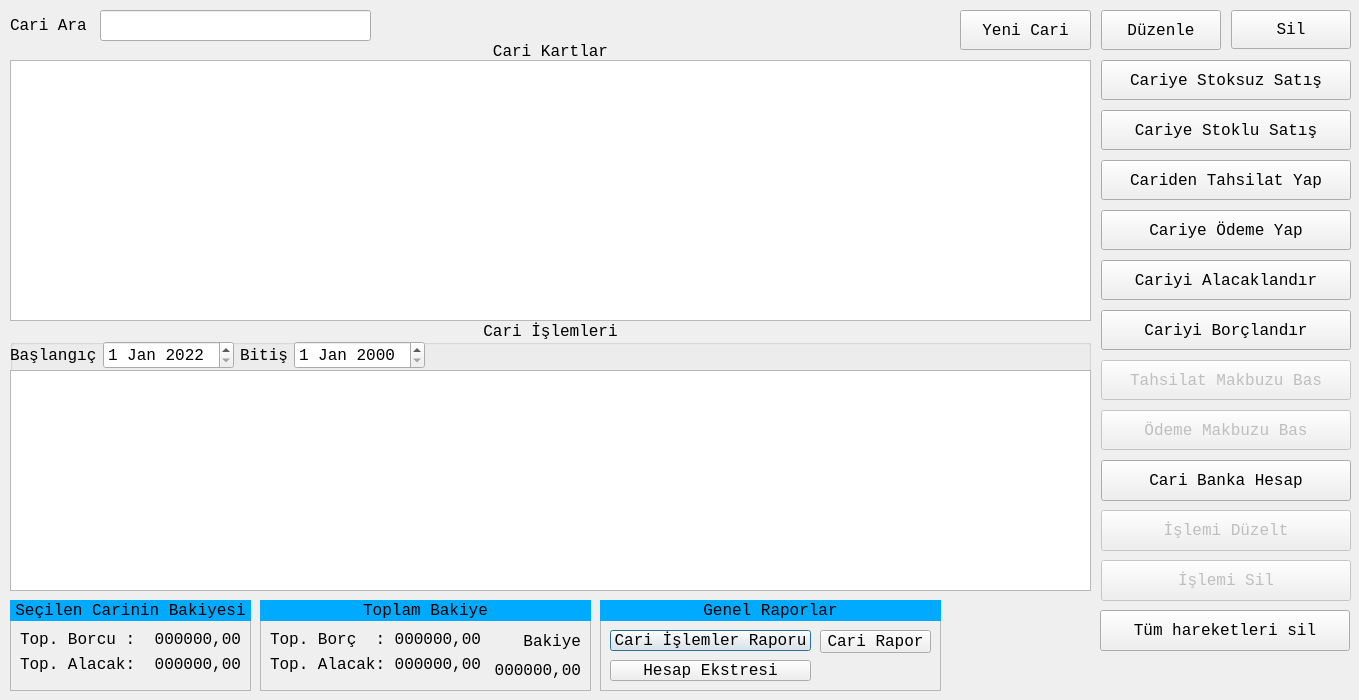
mamoo81/bhss, file carikartlardialog.ui: the form before one commit.
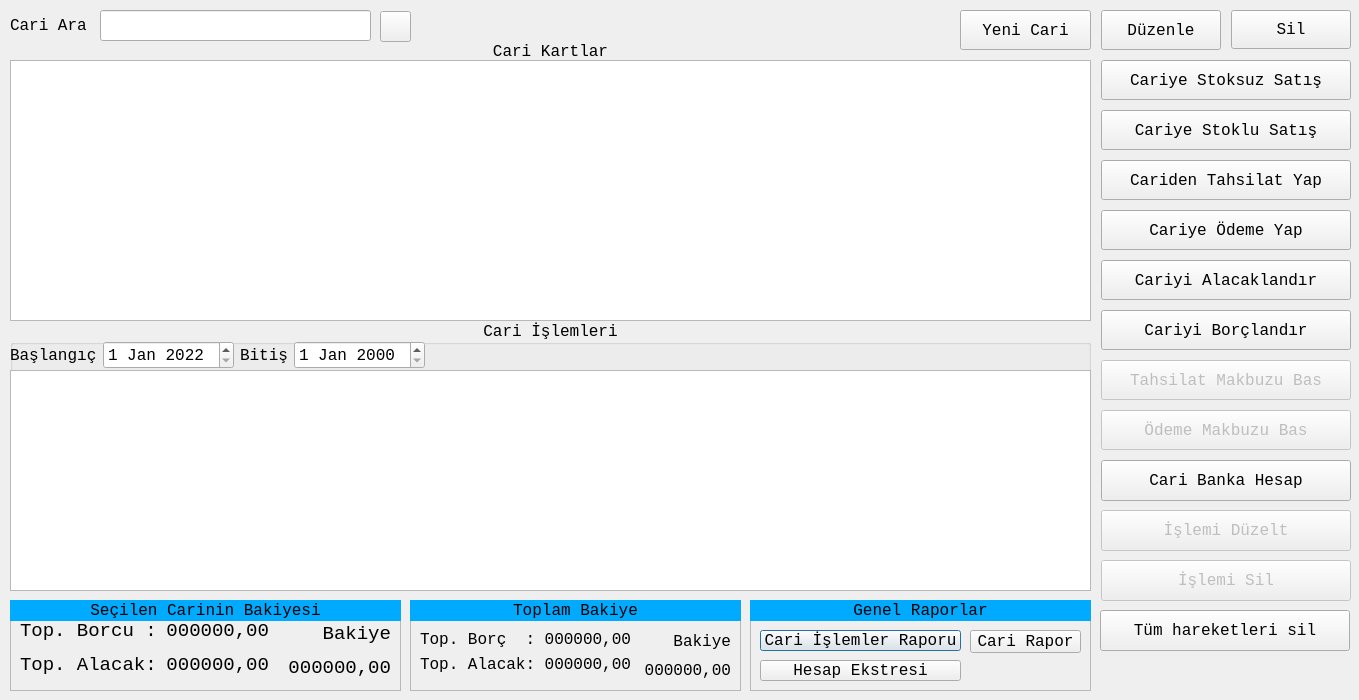
The form after the commit. Icons and pictures are not drawn.

The edit to the form file:
```diff
--- a/carikartlardialog.ui
+++ b/carikartlardialog.ui
@@ -414,7 +414,7 @@
   <widget class="QFrame" name="frame">
    <property name="geometry">
     <rect>
-     <x>600</x>
+     <x>750</x>
      <y>600</y>
      <width>341</width>
      <height>91</height>
@@ -495,7 +495,7 @@
   <widget class="QFrame" name="frame_2">
    <property name="geometry">
     <rect>
-     <x>260</x>
+     <x>410</x>
      <y>600</y>
      <width>331</width>
      <height>91</height>
@@ -725,7 +725,7 @@
     <rect>
      <x>10</x>
      <y>600</y>
-     <width>241</width>
+     <width>391</width>
      <height>91</height>
     </rect>
    </property>
@@ -746,7 +746,7 @@
      <rect>
       <x>0</x>
       <y>0</y>
-      <width>241</width>
+      <width>391</width>
       <height>21</height>
      </rect>
     </property>
@@ -771,18 +771,21 @@
     <property name="geometry">
      <rect>
       <x>10</x>
-      <y>30</y>
-      <width>221</width>
-      <height>51</height>
+      <y>20</y>
+      <width>249</width>
+      <height>71</height>
      </rect>
     </property>
     <layout class="QFormLayout" name="formLayout">
+     <property name="verticalSpacing">
+      <number>12</number>
+     </property>
      <item row="0" column="0">
       <widget class="QLabel" name="label_15">
        <property name="font">
         <font>
          <family>Monospace</family>
-         <pointsize>12</pointsize>
+         <pointsize>14</pointsize>
         </font>
        </property>
        <property name="text">
@@ -795,7 +798,7 @@
        <property name="font">
         <font>
          <family>Monospace</family>
-         <pointsize>12</pointsize>
+         <pointsize>14</pointsize>
         </font>
        </property>
        <property name="text">
@@ -811,7 +814,7 @@
        <property name="font">
         <font>
          <family>Monospace</family>
-         <pointsize>12</pointsize>
+         <pointsize>14</pointsize>
         </font>
        </property>
        <property name="text">
@@ -824,7 +827,54 @@
        <property name="font">
         <font>
          <family>Monospace</family>
-         <pointsize>12</pointsize>
+         <pointsize>14</pointsize>
+        </font>
+       </property>
+       <property name="text">
+        <string>000000,00</string>
+       </property>
+       <property name="alignment">
+        <set>Qt::AlignRight|Qt::AlignTrailing|Qt::AlignVCenter</set>
+       </property>
+      </widget>
+     </item>
+    </layout>
+   </widget>
+   <widget class="QWidget" name="layoutWidget_2">
+    <property name="geometry">
+     <rect>
+      <x>260</x>
+      <y>20</y>
+      <width>121</width>
+      <height>61</height>
+     </rect>
+    </property>
+    <layout class="QVBoxLayout" name="verticalLayout_2">
+     <item>
+      <widget class="QLabel" name="label_9">
+       <property name="font">
+        <font>
+         <family>Monospace</family>
+         <pointsize>14</pointsize>
+        </font>
+       </property>
+       <property name="layoutDirection">
+        <enum>Qt::LeftToRight</enum>
+       </property>
+       <property name="text">
+        <string>Bakiye</string>
+       </property>
+       <property name="alignment">
+        <set>Qt::AlignRight|Qt::AlignTrailing|Qt::AlignVCenter</set>
+       </property>
+      </widget>
+     </item>
+     <item>
+      <widget class="QLabel" name="CariBakiyesilabel">
+       <property name="font">
+        <font>
+         <family>Monospace</family>
+         <pointsize>14</pointsize>
         </font>
        </property>
        <property name="text">
@@ -925,6 +975,29 @@
     <enum>Qt::ToolButtonTextBesideIcon</enum>
    </property>
   </widget>
+  <widget class="QToolButton" name="aratoolButton">
+   <property name="geometry">
+    <rect>
+     <x>380</x>
+     <y>11</y>
+     <width>31</width>
+     <height>31</height>
+    </rect>
+   </property>
+   <property name="text">
+    <string/>
+   </property>
+   <property name="icon">
+    <iconset resource="images.qrc">
+     <normaloff>:/images/ui/search.png</normaloff>:/images/ui/search.png</iconset>
+   </property>
+   <property name="iconSize">
+    <size>
+     <width>24</width>
+     <height>24</height>
+    </size>
+   </property>
+  </widget>
  </widget>
  <resources>
   <include location="images.qrc"/>
```
Left out of the diff: 2 changed lines with no effect on the pictures.
